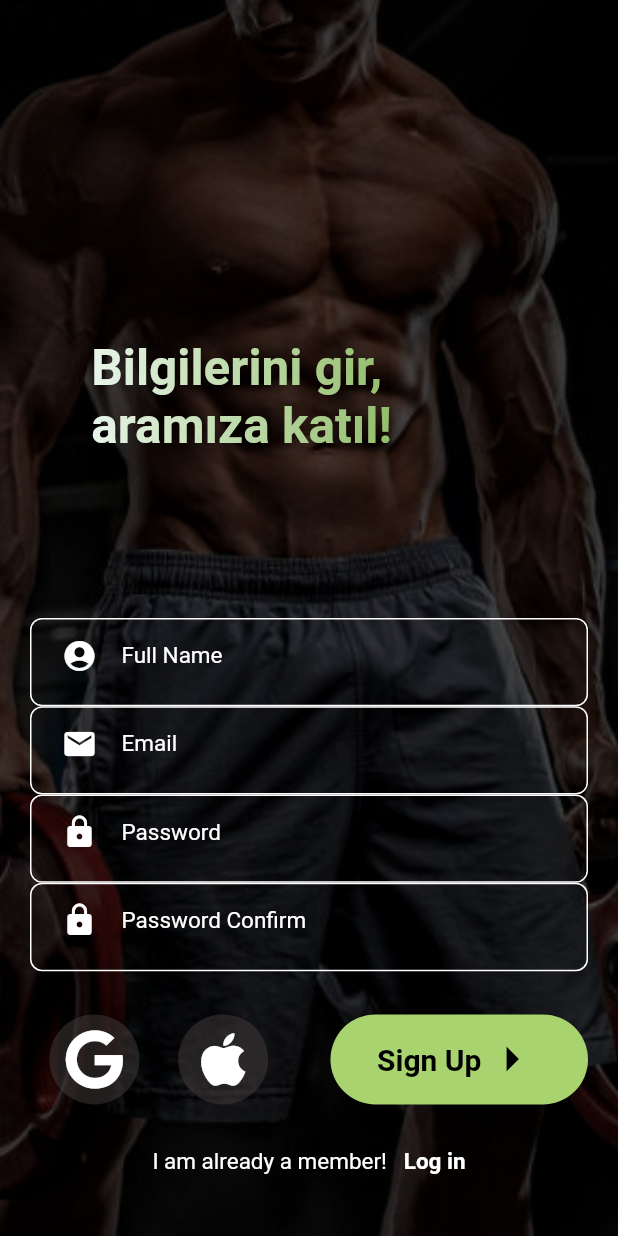
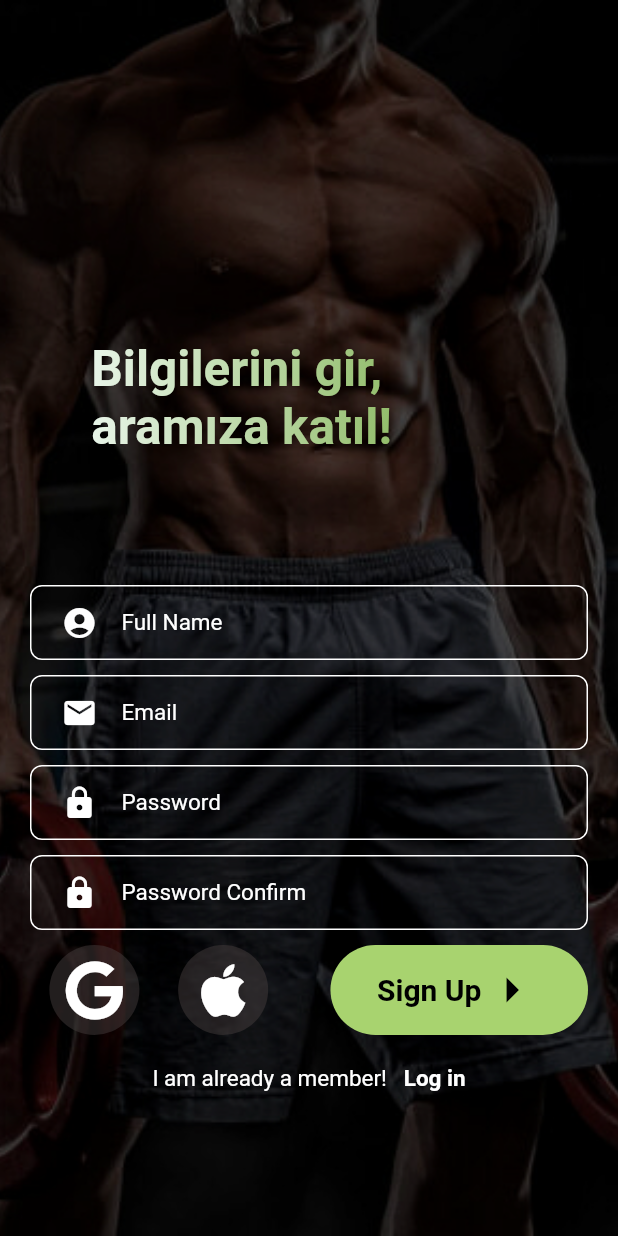
Before and after one commit to Karxief/fit_body, a Flutter app: the screen it shows after launch, after a tap on "Sign in", on a phone screen of 412 x 824 dp. Run offline on Flutter 3.47's test engine with Material 2 defaults, Android fonts, the phone set to English and light mode, and no system bars; our stand-ins replace font_awesome_flutter, smooth_page_indicator; missing offline and left inert: wheel_slider; Roboto replaces fonts that are missing (Dosis, Poppins).

Commit message:
some problems done

```diff
--- a/lib/view/screens/login_page.dart
+++ b/lib/view/screens/login_page.dart
@@ -23,41 +23,37 @@ class _LoginPageState extends State<LoginPage> {
       const Backroundimage(backround_image: AssetImage('assets/Fitwomen.jpg')),
       Scaffold(
           backgroundColor: Colors.transparent,
-          body: Container(
+          body: SingleChildScrollView(
+            physics: BouncingScrollPhysics(),
+            child: Container(
               padding: const EdgeInsets.symmetric(horizontal: 20),
               child: Column(
                 mainAxisSize: MainAxisSize.max,
                 children: [
-                Expanded(
-                    flex: 8,
-                    child: Align(
+                  Align(
+                    heightFactor: 5,
                     alignment: const AlignmentDirectional(-0.5, 0.35),
 
                     //Kullanıcı ismi hatırlanacak ve text olarak yazdırılacak.
                     child: GradientText(
                       'Tekrar Hoşgeldin, \nSeyit! ',
-                        style: const TextStyle(fontSize: 33),
+                      style: const TextStyle(fontSize: 38),
                       gradient: LinearGradient(colors: [
                         Colors.green.shade50,
                         Color.fromARGB(255, 143, 187, 102)
                       ]),
                     ),
-                    )),
-                Expanded(
-                    flex: 1,
-                    child: MyTextField(
+                  ),
+                  MyTextField(
                     textField_icon: Icons.email, hint_text: 'Email',
                     // loginpagemailcontroller: null,
-                    )),
+                  ),
                   SizedBox(height: 10),
-                Expanded(
-                    flex: 1,
-                    child: MyTextField(
+                  MyTextField(
                     textField_icon: Icons.lock,
                     hint_text: 'Password',
-                    )),
+                  ),
                   SizedBox(height: 10),
-
                   GestureDetector(
                     onTap: () {
                       Navigator.push(context,
@@ -65,16 +61,15 @@ class _LoginPageState extends State<LoginPage> {
                         return ForgotPasswordPage();
                       }));
                     },
-                  child:
-                      Row(mainAxisAlignment: MainAxisAlignment.end, children: [
+                    child: Row(
+                        mainAxisAlignment: MainAxisAlignment.end,
+                        children: [
                           Text('Forgot Password',
                               style: Theme.of(context).textTheme.bodyText2),
                         ]),
                   ),
-                // SizedBox(height: 5,),
-                Expanded(
-                  flex: 2,
-                  child: GestureDetector(
+                  SizedBox(height: 10),
+                  GestureDetector(
                       onTap: () {
                         Navigator.push(context, MaterialPageRoute(
                           builder: (context) {
@@ -83,11 +78,8 @@ class _LoginPageState extends State<LoginPage> {
                         ));
                       },
                       child: accesess_buttons(button_text: 'Login')),
-                ),
-
-                Expanded(
-                    flex: 2,
-                    child: Row(
+                  SizedBox(height: 50),
+                  Row(
                     mainAxisAlignment: MainAxisAlignment.center,
                     crossAxisAlignment: CrossAxisAlignment.start,
                     children: [
@@ -108,8 +100,9 @@ class _LoginPageState extends State<LoginPage> {
                         ),
                       )
                     ],
-                    )),
+                  ),
                 ],
+              ),
             ),
           )),
     ]);
--- a/lib/view/screens/weight_page.dart
+++ b/lib/view/screens/weight_page.dart
@@ -34,10 +34,10 @@ class _WeightPageState extends State<WeightPage> {
                 Padding(
                   padding: const EdgeInsets.only(top: 90, bottom: 30),
                   child: WheelSlider(
-                    lineColor: Colors.white,
-                    pointerColor: Colors.white,
+                    lineColor: const Color(0xFFA8D36F),
+                    pointerColor: const Color(0xFFA8D36F),
                     isVibrate: false,
-                    perspective: 0.008,
+                    perspective: 0.004,
                     totalCount: 150,
                     initValue: 50,
                     onValueChanged: (val) {
--- a/lib/view/widgets/formfield_widget.dart
+++ b/lib/view/widgets/formfield_widget.dart
@@ -15,11 +15,15 @@ class Sign_in_FormField extends StatelessWidget {
 
   @override
   Widget build(BuildContext context) {
-    return Column(
+    const double height = 10;
+
+    return SingleChildScrollView(
+      physics: BouncingScrollPhysics(),
+      child: Column(
         children: [
-        Expanded(
-          child: Align(
-            alignment: const AlignmentDirectional(-0.5, 0.35),
+          Align(
+            heightFactor: 5,
+            alignment: const AlignmentDirectional(-0.5, 0.45),
             child: GradientText(
               'Bilgilerini gir,\naramıza katıl! ',
               style: const TextStyle(fontSize: 33),
@@ -29,40 +33,33 @@ class Sign_in_FormField extends StatelessWidget {
               ]),
             ),
           ),
-        ),
-        Expanded(
-            child: Column(
+          Column(
             children: [
-            Expanded(
-                flex: 1,
-                child: MyTextField(
+              MyTextField(
                 textField_icon: Icons.account_circle_sharp,
                 hint_text: 'Full Name',
                 // loginpagemailcontroller: null,
-                )),
-            Expanded(
-                flex: 1,
-                child: MyTextField(
+              ),
+              SizedBox(height: height),
+              MyTextField(
                 textField_icon: Icons.email, hint_text: 'Email',
                 // loginpagemailcontroller: null,
-                )),
-            Expanded(
-                flex: 1,
-                child: MyTextField(
+              ),
+              SizedBox(height: height),
+              MyTextField(
                 textField_icon: Icons.lock, hint_text: 'Password',
                 // loginpagemailcontroller: null,
-                )),
-            Expanded(
-                flex: 1,
-                child: MyTextField(
+              ),
+              SizedBox(height: height),
+              MyTextField(
                 textField_icon: Icons.lock,
                 hint_text: 'Password Confirm',
                 // loginpagemailcontroller: null,
-                )),
-            Expanded(flex: 2, child: accesess_buttons(button_text: 'Sign Up')),
-            Expanded(
-                flex: 1,
-                child: Row(
+              ),
+              SizedBox(height: height),
+              accesess_buttons(button_text: 'Sign Up'),
+              SizedBox(height: height + 10),
+              Row(
                 mainAxisAlignment: MainAxisAlignment.center,
                 crossAxisAlignment: CrossAxisAlignment.start,
                 children: [
@@ -83,10 +80,11 @@ class Sign_in_FormField extends StatelessWidget {
                     ),
                   )
                 ],
-                )),
+              ),
             ],
-        )),
+          ),
         ],
+      ),
     );
   }
 }
```
Also changed, not shown: lib/view/screens/info_page.dart (added, +95 -0 lines), lib/view/screens/onboarding_screen.dart (+12 -8 lines), assets/infoPage.jpg (added). Lines whose indentation alone changed are shown as unchanged.
